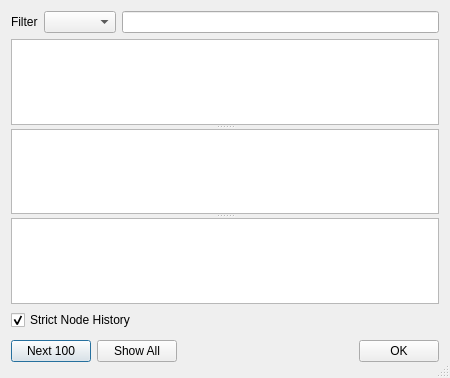
The window that src/forms/showlog.ui (anrichter/qsvn) describes before a commit, drawn with Qt 5.
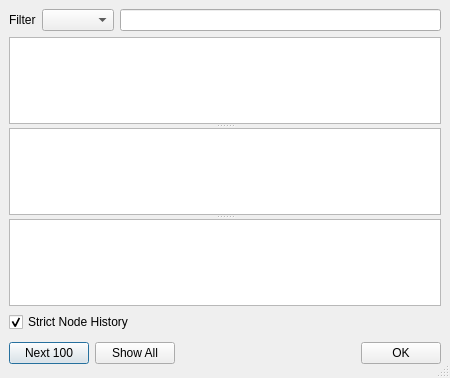
The same window after the commit.

Commit message: - fix compile problems with Qt 4.2.1

```diff
--- a/src/forms/showlog.ui
+++ b/src/forms/showlog.ui
@@ -16,8 +16,20 @@
    <bool>true</bool>
   </property>
   <layout class="QGridLayout" >
+   <property name="margin" >
+    <number>9</number>
+   </property>
+   <property name="spacing" >
+    <number>6</number>
+   </property>
    <item row="0" column="0" >
     <layout class="QHBoxLayout" >
+     <property name="margin" >
+      <number>0</number>
+     </property>
+     <property name="spacing" >
+      <number>6</number>
+     </property>
      <item>
       <widget class="QLabel" name="labelFilter" >
        <property name="text" >
```
Left out of the diff: 15 changed lines with no effect on the pictures.
